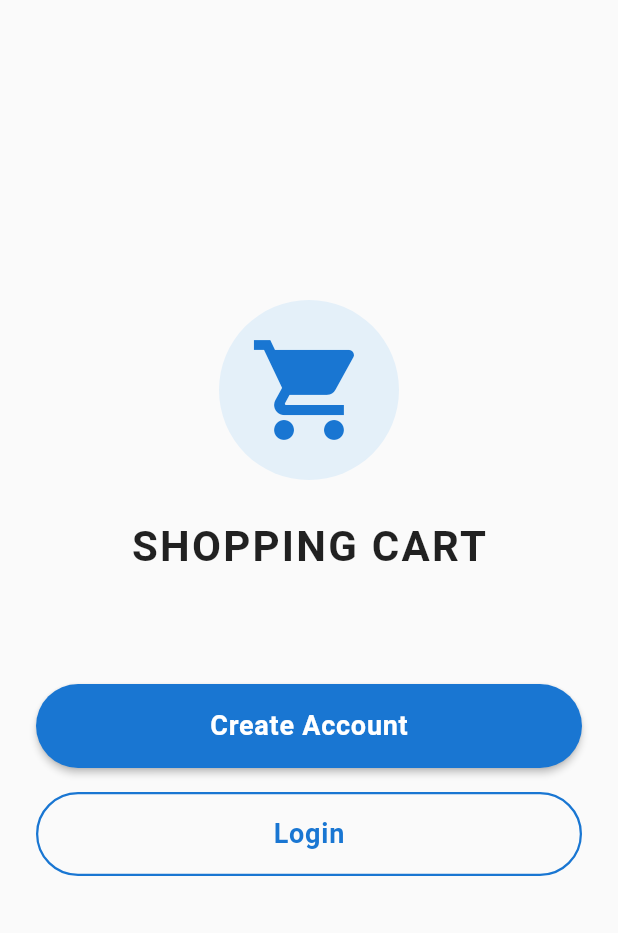
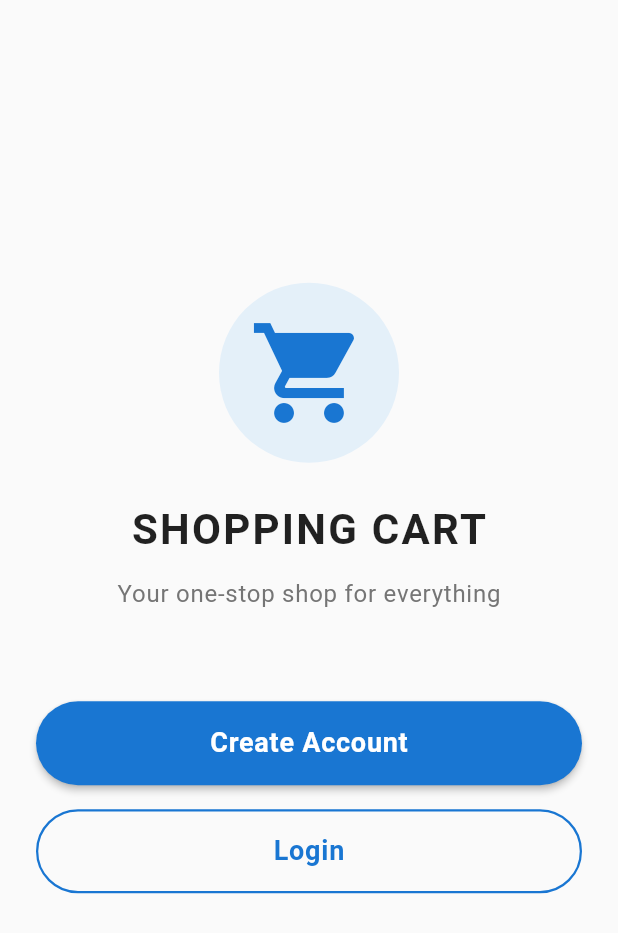
Before and after one commit to Shibin490/network_handling, a Flutter app: the screen it shows after launch, on a phone screen of 412 x 824 dp. Shown: the top 933 px of the screen. Run offline on Flutter 3.47's test engine with Material 3 defaults, Android fonts, the phone set to English and light mode, and no system bars; our stand-ins replace email_validator, shared_preferences.

Commit message:
made some changes into it

```diff
--- a/lib/confirmation.dart
+++ b/lib/confirmation.dart
@@ -1,4 +1,4 @@
-// ignore_for_file: use_key_in_widget_constructors, library_private_types_in_public_api
+// ignore_for_file: use_key_in_widget_constructors, library_private_types_in_public_api, use_build_context_synchronously
 
 import 'package:flutter/material.dart';
 import 'package:email_validator/email_validator.dart';
--- a/lib/firstpage.dart
+++ b/lib/firstpage.dart
@@ -1,11 +1,33 @@
-// ignore_for_file: use_key_in_widget_constructors, prefer_const_constructors
+// ignore_for_file: use_key_in_widget_constructors, prefer_const_constructors, library_private_types_in_public_api
 import 'package:flutter/material.dart';
 
-class FirstScreen extends StatelessWidget {
+class FirstScreen extends StatefulWidget {
+  @override
+  _FirstScreenState createState() => _FirstScreenState();
+}
+
+class _FirstScreenState extends State<FirstScreen>
+    with SingleTickerProviderStateMixin {
+  double _opacity = 0.0;
+
+  @override
+  void initState() {
+    super.initState();
+    _fadeInLogo();
+  }
+
+  void _fadeInLogo() {
+    Future.delayed(Duration(milliseconds: 500), () {
+      setState(() {
+        _opacity = 1.0;
+      });
+    });
+  }
+
   @override
   Widget build(BuildContext context) {
     return Scaffold(
-      backgroundColor: Colors.grey[50], // Subtle background color
+      backgroundColor: Colors.grey[50],
       body: SafeArea(
         child: Padding(
           padding: EdgeInsets.symmetric(horizontal: 24),
@@ -13,10 +35,9 @@ class FirstScreen extends StatelessWidget {
             mainAxisAlignment: MainAxisAlignment.center,
             children: [
               buildLogo(),
-              SizedBox(height: 60), // Increased spacing
+              SizedBox(height: 60),
               buildAuthButtons(context),
-              SizedBox(height: 40), // Added bottom spacing
-              // buildFooterText(), // New footer element
+              SizedBox(height: 40),
             ],
           ),
         ),
@@ -25,7 +46,10 @@ class FirstScreen extends StatelessWidget {
   }
 
   Widget buildLogo() {
-    return Column(
+    return AnimatedOpacity(
+      opacity: _opacity,
+      duration: Duration(seconds: 2),
+      child: Column(
         children: [
           Container(
             padding: EdgeInsets.all(20),
@@ -50,15 +74,16 @@ class FirstScreen extends StatelessWidget {
             ),
           ),
           SizedBox(height: 12),
-        // Text(
-        //   'Your one-stop shop for everything',
-        //   style: TextStyle(
-        //     fontSize: 16,
-        //     color: Colors.grey[600],
-        //     letterSpacing: 0.5,
-        //   ),
-        // ),
+          Text(
+            'Your one-stop shop for everything',
+            style: TextStyle(
+              fontSize: 16,
+              color: Colors.grey[600],
+              letterSpacing: 0.5,
+            ),
+          ),
         ],
+      ),
     );
   }
 
--- a/lib/homepage.dart
+++ b/lib/homepage.dart
@@ -1,3 +1,5 @@
+// ignore_for_file: use_super_parameters, use_build_context_synchronously
+
 import 'package:flutter/material.dart';
 import 'package:leveleight/productapi.dart';
 import 'package:leveleight/productmodel.dart';
@@ -66,7 +68,7 @@ class HomeScreen extends StatelessWidget {
 
                 try {
                   final newProduct = Product(
-                    id: isEditing ? product?.id : null,
+                    id: isEditing ? product.id : null,
                     name: name,
                     description: description,
                   );
--- a/lib/loginapi.dart
+++ b/lib/loginapi.dart
@@ -1,3 +1,5 @@
+// ignore_for_file: avoid_print, prefer_const_constructors
+
 import 'dart:convert';
 import 'package:http/http.dart' as http;
 import 'package:shared_preferences/shared_preferences.dart';
--- a/lib/main.dart
+++ b/lib/main.dart
@@ -1,3 +1,5 @@
+// ignore_for_file: use_key_in_widget_constructors, prefer_const_constructors
+
 import 'package:flutter/material.dart';
 import 'package:leveleight/confirmation.dart';
 import 'package:provider/provider.dart';
@@ -6,15 +8,14 @@ import 'firstpage.dart';
 import 'signup.dart';
 import 'login.dart';
 import 'otpverification.dart';
-import 'homepage.dart'; // HomePage for authenticated users
+import 'homepage.dart';
 
 void main() {
   runApp(
     MultiProvider(
       providers: [
         ChangeNotifierProvider(
-          create: (_) =>
-              AuthProvider(), // Implement AuthProvider logic for auth flow
+          create: (_) => AuthProvider(),
         ),
       ],
       child: MyApp(),
@@ -31,68 +32,58 @@ class MyApp extends StatelessWidget {
       debugShowCheckedModeBanner: false,
       title: 'Auth Flow',
       theme: ThemeData(primarySwatch: Colors.blue),
-      initialRoute: authProvider.isAuthenticated
-          ? '/home'
-          : '/', // Dynamically set based on auth status
+      initialRoute: authProvider.isAuthenticated ? '/home' : '/',
       routes: {
-        '/': (context) =>
-            FirstScreen(), // Initial screen (could be splash or intro)
-        '/signup': (context) => SignupScreen(), // Sign-up page
-        '/login': (context) => LoginScreen(), // Login page
-        '/otp': (context) => OTPScreen(), // OTP verification page
-        '/home': (context) => HomeScreen(), // Home page for authenticated users
-        '/verify': (context) => VerificationPage(), // Email verification page
+        '/': (context) => FirstScreen(),
+        '/signup': (context) => SignupScreen(),
+        '/login': (context) => LoginScreen(),
+        '/otp': (context) => OTPScreen(),
+        '/home': (context) => HomeScreen(),
+        '/verify': (context) => VerificationPage(),
       },
-      // Add onGenerateRoute to handle dynamic routes
       onGenerateRoute: (settings) {
         if (settings.name == '/register') {
-          final email =
-              settings.arguments as String; // Receive the email argument
+          final email = settings.arguments as String;
           return MaterialPageRoute(
-            builder: (context) => RegisterPage(email: email), // Pass the email
+            builder: (context) => RegisterPage(email: email),
           );
         }
-        // Add more routes with dynamic arguments if needed
-        return null; // Fallback to default behavior if route not found
+
+        return null;
       },
-      // Optional: Handle undefined routes
       onUnknownRoute: (settings) {
         return MaterialPageRoute(
-          builder: (context) =>
-              UnknownPage(), // Display a 404 page or error page
+          builder: (context) => UnknownPage(),
         );
       },
     );
   }
 }
 
-// Example RegisterPage implementation to accept email
 class RegisterPage extends StatelessWidget {
   final String email;
 
-  RegisterPage({required this.email});
+  const RegisterPage({required this.email});
 
   @override
   Widget build(BuildContext context) {
     return Scaffold(
       appBar: AppBar(
-        title: Text("Register"),
+        title: const Text("Register"),
       ),
       body: Center(
-        child: Text(
-            "Registering with email: $email"), // Display email or handle registration
+        child: Text("Registering with email: $email"),
       ),
     );
   }
 }
 
-// Optional: Handle unknown routes
 class UnknownPage extends StatelessWidget {
   @override
   Widget build(BuildContext context) {
     return Scaffold(
       appBar: AppBar(
-        title: Text("Page Not Found"),
+        title: const Text("Page Not Found"),
       ),
       body: Center(
         child: Text("404 - Page not found!"),
--- a/lib/otpverification.dart
+++ b/lib/otpverification.dart
@@ -1,3 +1,5 @@
+// ignore_for_file: prefer_const_constructors, use_super_parameters, use_build_context_synchronously
+
 import 'package:flutter/material.dart';
 import 'package:flutter/services.dart';
 import 'package:provider/provider.dart';
--- a/lib/productapi.dart
+++ b/lib/productapi.dart
@@ -4,7 +4,7 @@ import 'package:leveleight/productmodel.dart';
 
 class ProductApiService {
   static const String baseUrl =
-      'https://crudcrud.com/api/0d1973e9c8df4b2f8c7d3c1bee34fdef/products';
+      'https://crudcrud.com/api/c05daf02698a4a83825eb35f0633428f/products';
 
   Future<List<Product>> fetchProducts() async {
     try {
--- a/lib/productmodel.dart
+++ b/lib/productmodel.dart
@@ -1,5 +1,5 @@
 class Product {
-  String? id; // Optional for new products
+  String? id;
   String name;
   String description;
 
@@ -10,7 +10,7 @@ class Product {
   });
 
   factory Product.fromJson(Map<String, dynamic> json) => Product(
-        id: json['_id'], // Note: crudcrud uses '_id'
+        id: json['_id'],
         name: json['name'],
         description: json['description'],
       );
--- a/lib/signup.dart
+++ b/lib/signup.dart
@@ -1,3 +1,5 @@
+// ignore_for_file: use_key_in_widget_constructors, prefer_const_constructors, use_build_context_synchronously
+
 import 'package:flutter/material.dart';
 import 'package:leveleight/signupapi.dart';
 import 'package:email_validator/email_validator.dart';
```
Also changed, not shown: lib/auth.dart (+5 -13 lines), lib/login.dart (+2 -11 lines), lib/provider.dart (deleted, +0 -22 lines), lib/signupapi.dart (+2 -5 lines). Lines whose indentation alone changed are shown as unchanged.
